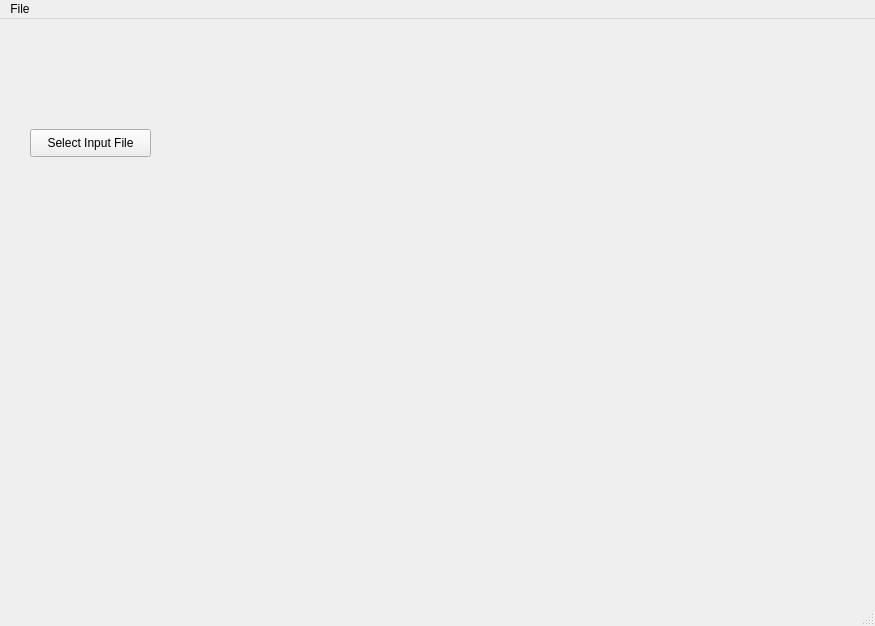
The window that ui_files/MainWindow.ui (SeanDavies22/Vibing-Leopards) describes before a commit, drawn with Qt 5.
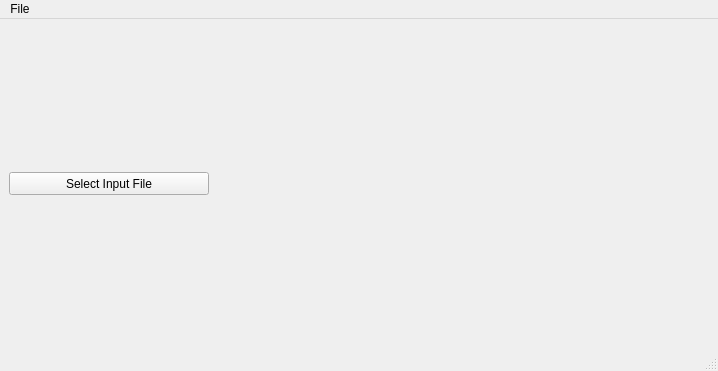
The same window after the commit.

Commit message: Added label feature to display currently selected file from file explorer.

Diff of the .ui file:
```diff
--- a/ui_files/MainWindow.ui
+++ b/ui_files/MainWindow.ui
@@ -6,27 +6,39 @@
    <rect>
     <x>0</x>
     <y>0</y>
-    <width>875</width>
-    <height>626</height>
+    <width>718</width>
+    <height>371</height>
    </rect>
   </property>
   <property name="windowTitle">
    <string>Cost-Benefit Analysis Tool</string>
   </property>
   <widget class="QWidget" name="centralwidget">
+   <layout class="QHBoxLayout" name="horizontalLayout">
+    <item>
    <widget class="QPushButton" name="inputFileButton">
-    <property name="geometry">
-     <rect>
-      <x>30</x>
-      <y>110</y>
-      <width>121</width>
-      <height>28</height>
-     </rect>
+      <property name="maximumSize">
+       <size>
+        <width>200</width>
+        <height>23</height>
+       </size>
+      </property>
+      <property name="layoutDirection">
+       <enum>Qt::LeftToRight</enum>
     </property>
     <property name="text">
      <string>Select Input File</string>
     </property>
    </widget>
+    </item>
+    <item>
+     <widget class="QLabel" name="fileNameLabel">
+      <property name="text">
+       <string/>
+      </property>
+     </widget>
+    </item>
+   </layout>
   </widget>
   <widget class="QStatusBar" name="statusbar"/>
   <widget class="QMenuBar" name="menubar">
@@ -34,7 +46,7 @@
     <rect>
      <x>0</x>
      <y>0</y>
-     <width>875</width>
+     <width>718</width>
      <height>21</height>
     </rect>
    </property>
```
Lines whose indentation alone changed are shown as unchanged. The commit also changes 4 other files.
